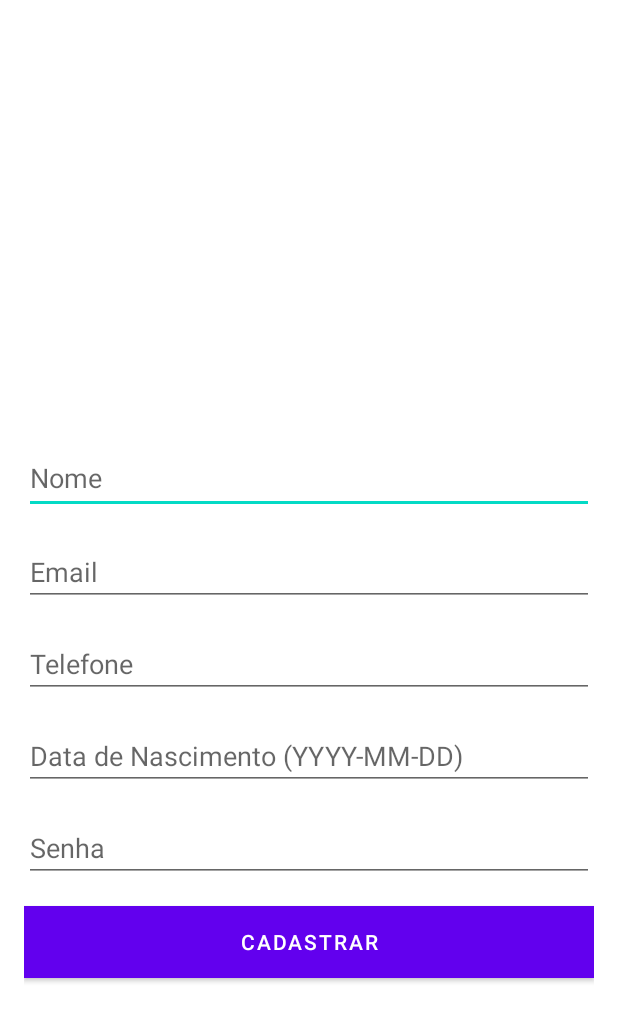
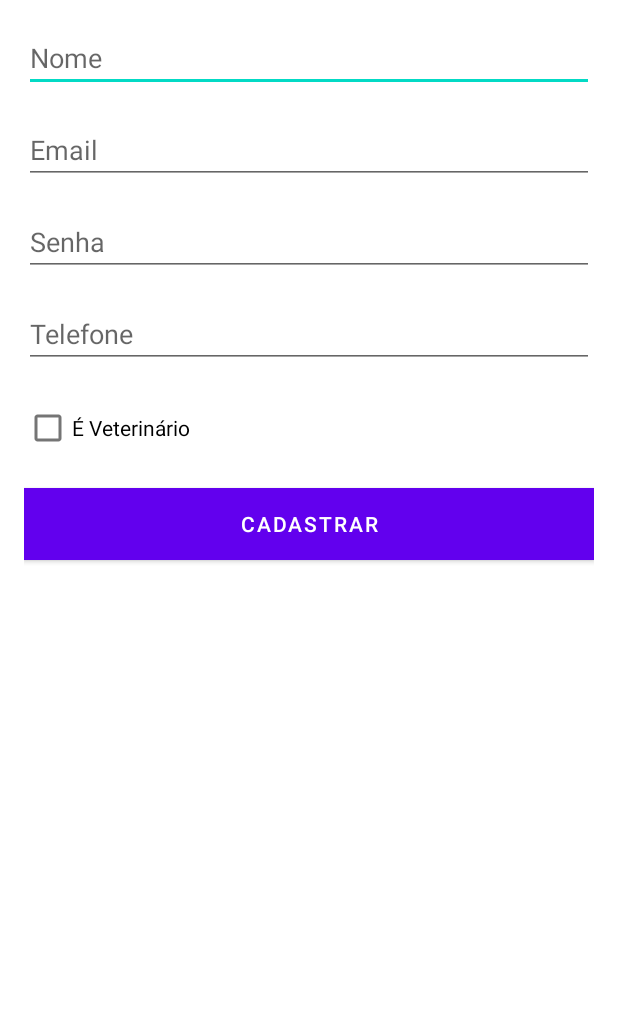
Before and after one commit to jonathanluca/projeto-integrador-4, an Android app built with Jetpack Compose: the layout activity_cadastro.xml on its own in the app's theme, with its tools: preview values and no code run, on a phone screen of 412 x 824 dp. Shown: the top 1022 px of the screen. Run offline under Robolectric (Android 15) with nearby library versions, the phone set to English and light mode, and no system bars.

```diff
--- a/Cliente/cuidaPET/app/build.gradle
+++ b/Cliente/cuidaPET/app/build.gradle
@@ -55,6 +55,7 @@ dependencies {
     implementation 'androidx.compose.ui:ui-tooling-preview'
     implementation 'androidx.compose.material3:material3'
     implementation platform('androidx.compose:compose-bom:2023.03.00')
+    implementation 'com.google.ar.sceneform:filament-android:1.17.1'
     androidTestImplementation platform('androidx.compose:compose-bom:2023.03.00')
     androidTestImplementation 'androidx.compose.ui:ui-test-junit4'
     androidTestImplementation platform('androidx.compose:compose-bom:2023.03.00')
--- a/Cliente/cuidaPET/app/src/main/java/br/com/pucc/cuida_pet/LoginActivity.kt
+++ b/Cliente/cuidaPET/app/src/main/java/br/com/pucc/cuida_pet/LoginActivity.kt
@@ -26,7 +26,7 @@ class LoginActivity : AppCompatActivity() {
             val email = etEmail.text.toString()
             val password = etPassword.text.toString()
 
-            if (email == "rafael@email.com" && password == "teste") {
+            if (userManager.loginUser(email, password)) {
                 startUserActivity()
             } else {
                 showToast("Credenciais incorretas, tente novamente!")
--- a/Cliente/cuidaPET/app/src/main/java/br/com/pucc/cuida_pet/PetListActivity.kt
+++ b/Cliente/cuidaPET/app/src/main/java/br/com/pucc/cuida_pet/PetListActivity.kt
@@ -77,7 +77,7 @@ class PetListActivity : ComponentActivity() {
                     color = MaterialTheme.colorScheme.background
                 ) {
                     Column {
-                        TitleArea("Rafael")
+                        TitleArea("")
                         PetsList(novaListaCliente1)
                         Fab()
                     }
--- a/Cliente/cuidaPET/app/src/main/res/layout/activity_cadastro.xml
+++ b/Cliente/cuidaPET/app/src/main/res/layout/activity_cadastro.xml
@@ -1,6 +1,5 @@
 <?xml version="1.0" encoding="utf-8"?>
-<androidx.constraintlayout.widget.ConstraintLayout xmlns:android="http://schemas.android.com/apk/res/android"
-    xmlns:app="http://schemas.android.com/apk/res-auto"
+<LinearLayout xmlns:android="http://schemas.android.com/apk/res/android"
     xmlns:tools="http://schemas.android.com/tools"
     android:layout_width="match_parent"
     android:layout_height="match_parent"
@@ -8,78 +7,61 @@
     android:padding="16dp"
     tools:context=".CadastroActivity">
 
-    <!-- Adicione outros campos conforme necessário -->
-
     <EditText
         android:id="@+id/etNome"
         android:layout_width="match_parent"
         android:layout_height="wrap_content"
-        android:layout_marginBottom="16dp"
-        android:height="48dp"
         android:hint="Nome"
-        app:layout_constraintBottom_toTopOf="@+id/etEmailCadastro"
-        app:layout_constraintEnd_toEndOf="parent"
-        app:layout_constraintStart_toStartOf="parent" />
+        android:layout_marginBottom="16dp"/>
 
     <EditText
         android:id="@+id/etEmailCadastro"
         android:layout_width="match_parent"
         android:layout_height="wrap_content"
-        android:layout_marginBottom="16dp"
-        android:height="48dp"
         android:hint="Email"
         android:inputType="textEmailAddress"
-        app:layout_constraintBottom_toTopOf="@+id/etTelefone"
-        app:layout_constraintEnd_toEndOf="parent"
-        app:layout_constraintStart_toStartOf="parent" />
+        android:layout_marginBottom="16dp"/>
+
+    <EditText
+        android:id="@+id/etPassword"
+        android:layout_width="match_parent"
+        android:layout_height="wrap_content"
+        android:hint="Senha"
+        android:inputType="textEmailAddress"
+        android:layout_marginBottom="16dp"/>
 
     <EditText
         android:id="@+id/etTelefone"
         android:layout_width="match_parent"
         android:layout_height="wrap_content"
-        android:layout_marginBottom="16dp"
-        android:height="48dp"
         android:hint="Telefone"
         android:inputType="phone"
-        app:layout_constraintBottom_toTopOf="@+id/etDataNascimento"
-        app:layout_constraintEnd_toEndOf="parent"
-        app:layout_constraintStart_toStartOf="parent" />
+        android:layout_marginBottom="16dp"/>
 
-    <!-- Novo campo para Data de Nascimento -->
+    <!-- Adicione outros campos conforme necessário -->
+
+    <CheckBox
+        android:id="@+id/chkVeterinario"
+        android:layout_width="wrap_content"
+        android:layout_height="wrap_content"
+        android:text="É Veterinário"
+        android:layout_marginBottom="16dp"/>
+
     <EditText
-        android:id="@+id/etDataNascimento"
+        android:id="@+id/etIdClinica"
         android:layout_width="match_parent"
         android:layout_height="wrap_content"
+        android:hint="ID da Clínica"
         android:layout_marginBottom="16dp"
-        android:height="48dp"
-        android:hint="Data de Nascimento (YYYY-MM-DD)"
-        android:inputType="date"
-        app:layout_constraintBottom_toTopOf="@+id/etSenha"
-        app:layout_constraintEnd_toEndOf="parent"
-        app:layout_constraintStart_toStartOf="parent" />
-
-    <EditText
-        android:id="@+id/etSenha"
-        android:layout_width="match_parent"
-        android:layout_height="wrap_content"
-        android:layout_marginBottom="16dp"
-        android:height="48dp"
-        android:hint="Senha"
-        android:inputType="textPassword"
-        app:layout_constraintBottom_toTopOf="@+id/btnCadastrar"
-        app:layout_constraintEnd_toEndOf="parent"
-        app:layout_constraintStart_toStartOf="parent" />
+        android:visibility="gone"
+        android:layout="@layout/edit_text_style"/>
 
     <Button
         android:id="@+id/btnCadastrar"
         android:layout_width="match_parent"
         android:layout_height="wrap_content"
-        android:layout_marginBottom="156dp"
+        android:text="Cadastrar"
         android:background="?attr/colorPrimary"
-        android:text="Cadastrar"
-        android:textColor="@android:color/white"
-        app:layout_constraintBottom_toBottomOf="parent"
-        app:layout_constraintEnd_toEndOf="parent"
-        app:layout_constraintStart_toStartOf="parent" />
+        android:textColor="@android:color/white"/>
 
-</androidx.constraintlayout.widget.ConstraintLayout>
+</LinearLayout>
```
Also changed, not shown: Cliente/cuidaPET/app/src/main/java/br/com/pucc/cuida_pet/CadastroActivity.kt (+38 -33 lines), Cliente/cuidaPET/app/src/main/java/br/com/pucc/cuida_pet/MainActivity.kt (+13 -9 lines), Cliente/cuidaPET/app/src/main/res/layout/activity_main.xml (+21 -2 lines).
